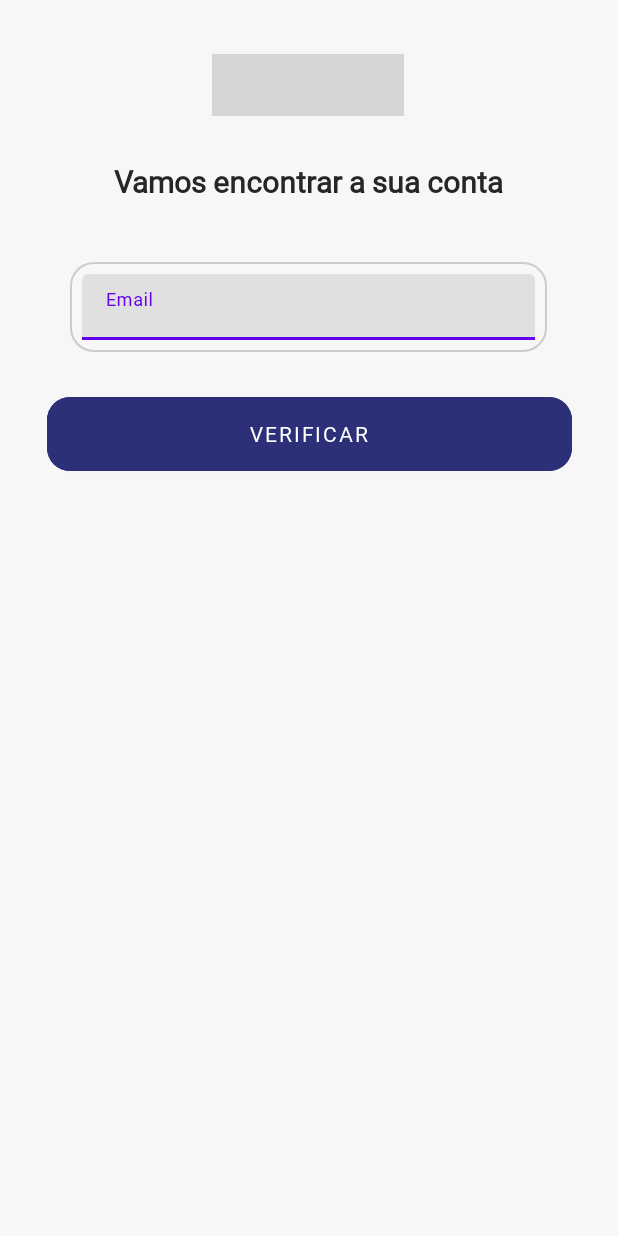
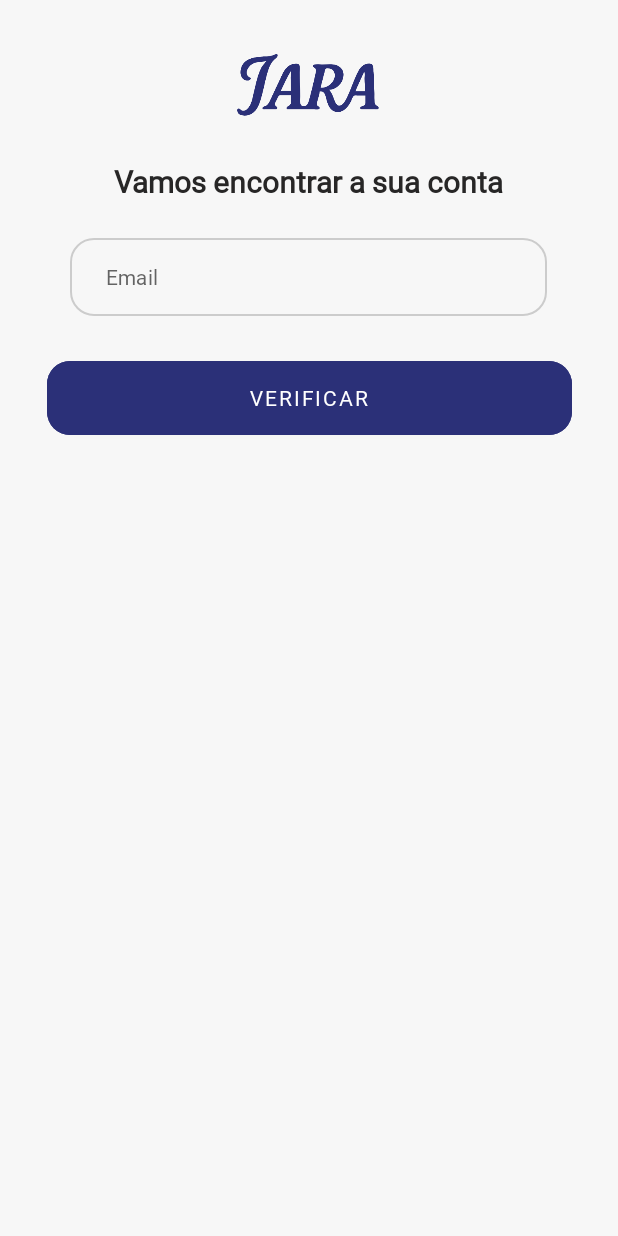
Before and after one commit to IARA-TECH/app-mobile, an Android app: the EsqueceuSenhaActivity screen opened directly, with no data from a screen before it, on a phone screen of 412 x 824 dp. Run offline under Robolectric (Android 15) with nearby library versions, the phone set to English and light mode, and no system bars; grey boxes are pictures that could not be loaded.

Commit message:
feat(app-iara): adiciona funcionalidade "Esqueceu a senha"

```diff
--- a/app/src/main/java/com/mobile/app_iara/ui/inicio/LoginActivity.kt
+++ b/app/src/main/java/com/mobile/app_iara/ui/inicio/LoginActivity.kt
@@ -5,6 +5,7 @@ import android.os.Bundle
 import android.text.InputType
 import android.widget.Button
 import android.widget.ImageButton
+import android.widget.TextView
 import androidx.activity.enableEdgeToEdge
 import androidx.appcompat.app.AppCompatActivity
 import androidx.core.view.ViewCompat
@@ -23,6 +24,7 @@ class LoginActivity : AppCompatActivity() {
             insets
         }
 
+        val tvEsqueceuSenha = findViewById<TextView>(R.id.textView5)
         val btnVoltar = findViewById<ImageButton>(R.id.btnVoltar)
         val edtSenha = findViewById<TextInputEditText>(R.id.senhaInput)
         val btnToggle = findViewById<ImageButton>(R.id.btnToggleSenha)
@@ -47,5 +49,9 @@ class LoginActivity : AppCompatActivity() {
             edtSenha.setSelection(edtSenha.text?.length ?: 0)
         }
 
+        tvEsqueceuSenha.setOnClickListener {
+            val intent = Intent(this, EsqueceuSenhaActivity::class.java)
+            startActivity(intent)
+        }
     }
 }
--- a/app/src/main/res/layout/activity_esqueceu_senha.xml
+++ b/app/src/main/res/layout/activity_esqueceu_senha.xml
@@ -53,21 +53,26 @@
         <com.google.android.material.textfield.TextInputLayout
             android:id="@+id/emailLayout"
             android:layout_width="match_parent"
-            android:layout_height="60dp"
-            android:layout_marginTop="16dp"
-            android:hint="Email"
+            android:layout_height="52dp"
+            app:hintEnabled="false"
+            android:gravity="center_vertical|start"
             android:inputType="textEmailAddress"
+            app:boxBackgroundMode="none"
             android:background="@drawable/input_arredondado">
 
 
             <com.google.android.material.textfield.TextInputEditText
                 android:id="@+id/emailEsqueceuSenha"
                 android:layout_width="match_parent"
-                android:layout_height="wrap_content"
-                android:fontFamily="@font/rfdewibold"
-                android:inputType="text|textEmailAddress" />
+                android:layout_height="30dp"
+                android:background="@null"
+                android:fontFamily="@font/rfdewilight"
+                android:inputType="text|textEmailAddress"
+                android:hint="Email"
+                android:paddingTop="0dp"
+                android:paddingBottom="0dp"
+                android:textSize="14sp" />
         </com.google.android.material.textfield.TextInputLayout>
-
     </LinearLayout>
 
     <ImageView
@@ -79,6 +84,6 @@
         app:layout_constraintHorizontal_bias="0.498"
         app:layout_constraintStart_toStartOf="parent"
         app:layout_constraintTop_toTopOf="parent"
-        app:srcCompat="@drawable/logoiaraazul" />
+        app:srcCompat="@drawable/iaraazul" />
 
 </androidx.constraintlayout.widget.ConstraintLayout>
```
